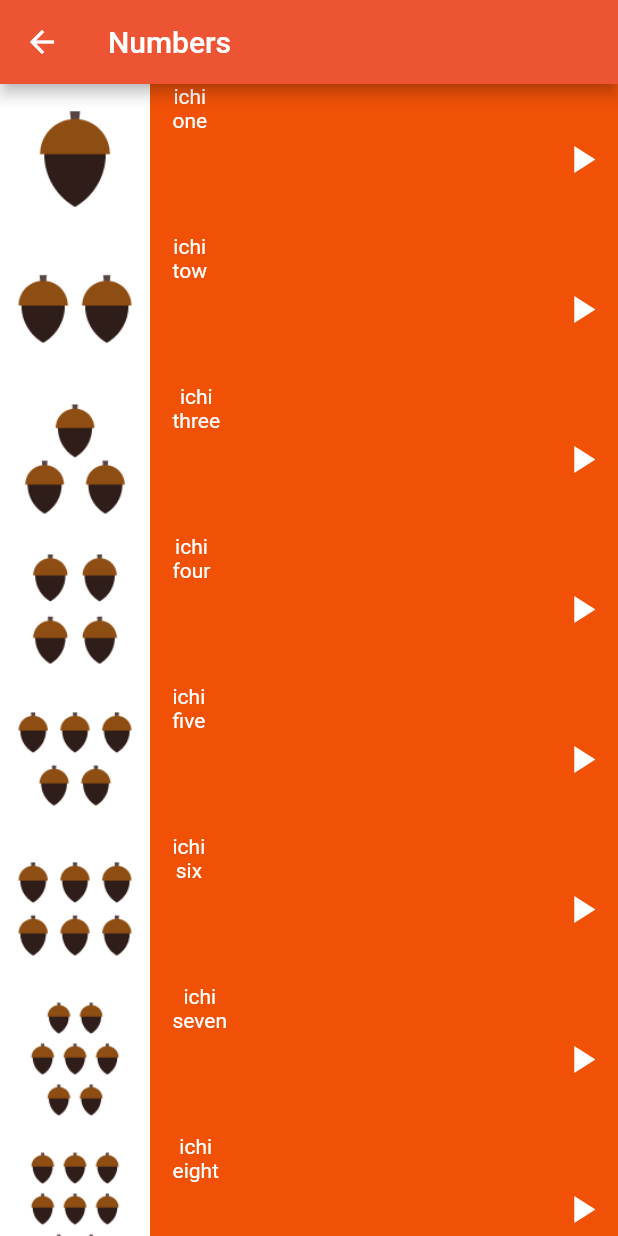
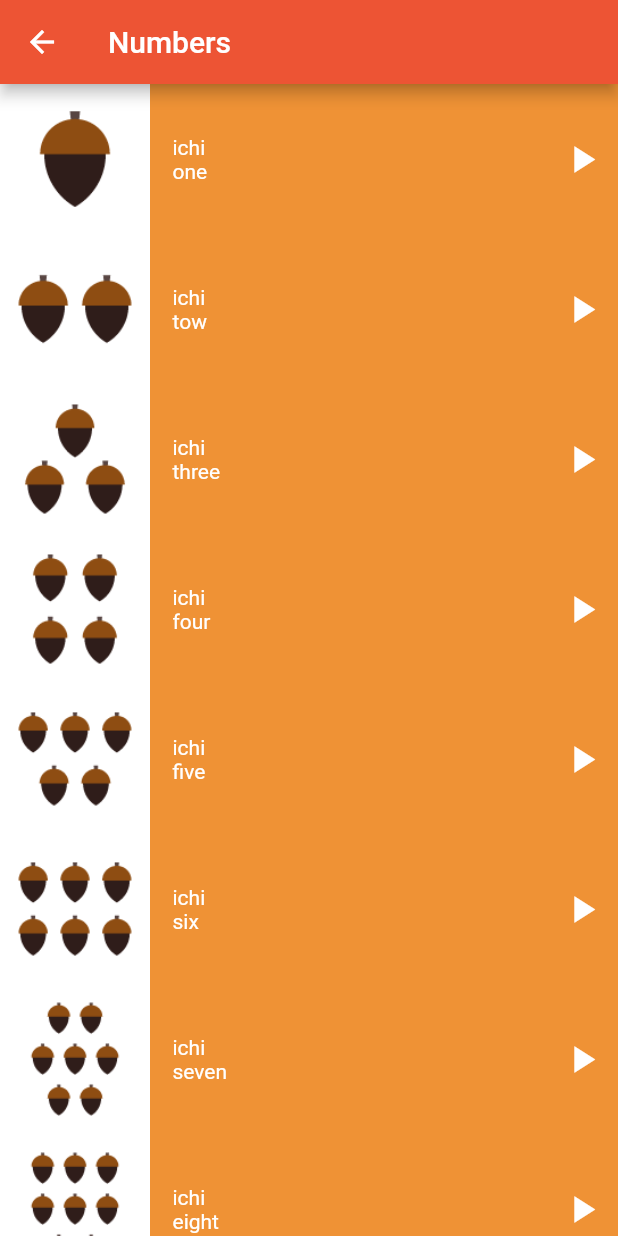
Before and after one commit to rersaloose/app_lang, a Flutter app: the Numbers_page screen opened directly, on a phone screen of 412 x 824 dp. Run offline on Flutter 3.47's test engine with Material 2 defaults, Android fonts, the phone set to English and light mode, and no system bars.

Commit message:
scound commit

```diff
--- a/lib/components/item_number.dart
+++ b/lib/components/item_number.dart
@@ -1,39 +1,45 @@
 import 'package:audioplayers/audioplayers.dart';
 import 'package:flutter/material.dart';
 
+import '../models/Phrases.dart';
 import '../models/number.dart';
 
 class Item_Number extends StatelessWidget {
   const Item_Number({
     super.key,
-    required this.number,
+    required this.item,
+    required this.color,
+    required this.type,
   });
-  final Number number;
-
+  final Item item;
+  final color;
+  final String type;
   @override
   Widget build(BuildContext context) {
     return Container(
-      color: const Color(0xFFF05107),
+      color: color,
       height: 100,
       child: Row(
         children: [
           Container(
             color: Colors.white,
             child: Image.asset(
-              number.image,
+              item.image,
             ),
           ),
           Padding(
             padding: const EdgeInsets.only(left: 15),
             child: Column(
+              crossAxisAlignment: CrossAxisAlignment.start,
+              mainAxisAlignment: MainAxisAlignment.center,
               children: [
                 Text(
-                  number.japn,
-                  style: TextStyle(color: Colors.white),
+                  item.japn,
+                  style: const TextStyle(color: Colors.white),
                 ),
                 Text(
-                  number.eng,
-                  style: TextStyle(color: Colors.white),
+                  item.eng,
+                  style: const TextStyle(color: Colors.white),
                 ),
               ],
             ),
@@ -44,8 +50,8 @@ class Item_Number extends StatelessWidget {
           IconButton(
             onPressed: () {
               final player = AudioPlayer();
-//
-              player.play(UrlSource('number_one_sound.mp3'));
+
+              player.play(AssetSource('sounds/$type/${item.sound}'));
             },
             icon: const Icon(
               Icons.play_arrow,
@@ -56,6 +62,60 @@ class Item_Number extends StatelessWidget {
         ],
       ),
     );
-    ;
   }
 }
+
+class PhrasesItem extends StatelessWidget {
+  const PhrasesItem({
+    super.key,
+    required this.item,
+    required this.color,
+    required this.type,
+  });
+  final Phrases item;
+  final color;
+  final String type;
+  @override
+  Widget build(BuildContext context) {
+    return Container(
+      color: color,
+      height: 100,
+      child: Row(
+        children: [
+          Padding(
+            padding: const EdgeInsets.only(left: 15),
+            child: Column(
+              crossAxisAlignment: CrossAxisAlignment.start,
+              mainAxisAlignment: MainAxisAlignment.center,
+              children: [
+                Text(
+                  item.japn,
+                  style: const TextStyle(color: Colors.white),
+                ),
+                Text(
+                  item.eng,
+                  style: const TextStyle(color: Colors.white),
+                ),
+              ],
+            ),
+          ),
+          const Spacer(
+            flex: 1,
+          ),
+          IconButton(
+            onPressed: () {
+              final player = AudioPlayer();
+
+              player.play(AssetSource('sounds/$type/${item.sound}'));
+            },
+            icon: const Icon(
+              Icons.play_arrow,
+              color: Colors.white,
+              size: 30,
+            ),
+          )
+        ],
+      ),
+    );
+  }
+}
--- /dev/null
+++ b/lib/models/Phrases.dart
@@ -0,0 +1,6 @@
+class Phrases {
+  final String japn;
+  final String eng;
+  final String sound;
+  const Phrases({required this.eng, required this.japn, required this.sound});
+}
--- a/lib/models/number.dart
+++ b/lib/models/number.dart
@@ -1,9 +1,9 @@
-class Number {
+class Item {
   final String image;
   final String japn;
   final String eng;
   final String sound;
-  const Number(
+  const Item(
       {required this.image,
       required this.eng,
       required this.japn,
--- a/lib/screens/numbers_page.dart
+++ b/lib/screens/numbers_page.dart
@@ -12,68 +12,68 @@ class Numbers_page extends StatefulWidget {
 
 // ignore: camel_case_types
 class _Numbers_pageState extends State<Numbers_page> {
-  final List<Number> numbers = const [
-    Number(
+  final List<Item> numbers = const [
+    Item(
         sound: 'number_six_sound.mp3',
         image: 'assets/images/numbers/number_one.png',
         eng: 'one ',
         japn: 'ichi '),
-    Number(
+    Item(
         sound: 'number_one_sound.mp3',
         image: 'assets/images/numbers/number_two.png',
         eng: 'tow ',
         japn: 'ichi '),
-    Number(
+    Item(
         sound: 'number_one_sound.mp3',
         image: 'assets/images/numbers/number_three.png',
         eng: 'three ',
         japn: 'ichi '),
-    Number(
+    Item(
         sound: 'number_one_sound.mp3',
         image: 'assets/images/numbers/number_four.png',
         eng: 'four ',
         japn: 'ichi '),
-    Number(
+    Item(
         sound: 'number_one_sound.mp3',
         image: 'assets/images/numbers/number_five.png',
         eng: 'five ',
         japn: 'ichi '),
-    Number(
+    Item(
         sound: 'number_one_sound.mp3',
         image: 'assets/images/numbers/number_six.png',
         eng: 'six ',
         japn: 'ichi '),
-    Number(
+    Item(
         sound: 'number_one_sound.mp3',
         image: 'assets/images/numbers/number_seven.png',
         eng: 'seven ',
         japn: 'ichi '),
-    Number(
+    Item(
         sound: 'number_one_sound.mp3',
         image: 'assets/images/numbers/number_eight.png',
         eng: 'eight ',
         japn: 'ichi '),
-    Number(
+    Item(
         sound: 'number_one_sound.mp3',
         image: 'assets/images/numbers/number_nine.png',
         eng: 'nine ',
         japn: 'ichi '),
-    Number(
+    Item(
         sound: 'number_one_sound.mp3',
         image: 'assets/images/numbers/number_ten.png',
         eng: 'ten ',
         japn: 'ichi '),
-    Number(
+    Item(
         sound: 'number_one_sound.mp3',
         image: 'assets/images/numbers/number_ten.png',
         eng: 'ten ',
         japn: 'ichi '),
-    Number(
+    Item(
         sound: 'number_one_sound.mp3',
         image: 'assets/images/numbers/number_ten.png',
         eng: 'ten ',
         japn: 'ichi '),
-    Number(
+    Item(
         sound: 'number_one_sound.mp3',
         image: 'assets/images/numbers/number_ten.png',
         eng: 'ten ',
@@ -89,7 +89,11 @@ class _Numbers_pageState extends State<Numbers_page> {
         body: ListView.builder(
             itemCount: numbers.length,
             itemBuilder: (context, index) {
-              return Item_Number(number: numbers[index]);
+              return Item_Number(
+                item: numbers[index],
+                color: const Color(0xffEF9235),
+                type: 'numbers',
+              );
             })
         //  ListView(children: getlist(numbers)),
         );
--- a/pubspec.yaml
+++ b/pubspec.yaml
@@ -62,9 +62,11 @@ flutter:
   # To add assets to your application, add an assets section, like this:
   assets:
     - assets/images/numbers/
+    - assets/sounds/numbers/
     - assets/images/family_members/
+    - assets/sounds/family_members/
     - assets/images/colors/
-    - assets/sounds/numbers/
+    - assets/sounds/colors/
 
   # An image asset can refer to one or more resolution-specific "variants", see
   # https://flutter.dev/assets-and-images/#resolution-aware
```
Also changed, not shown: lib/screens/PhrasesPage.dart (added, +70 -0 lines), lib/screens/family_Members.dart (added, +79 -0 lines), lib/screens/home.dart (+15 -1 lines).
